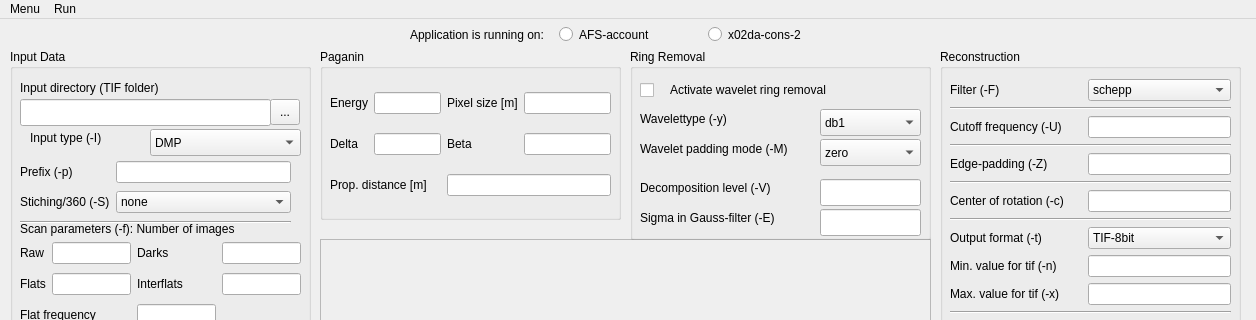
Old version of the form ui_files/main.ui in the repository gnudo/grecoman; both pictures show x 0 to 1256 and y 0 to 320 of the 1256 by 945 pixel window.
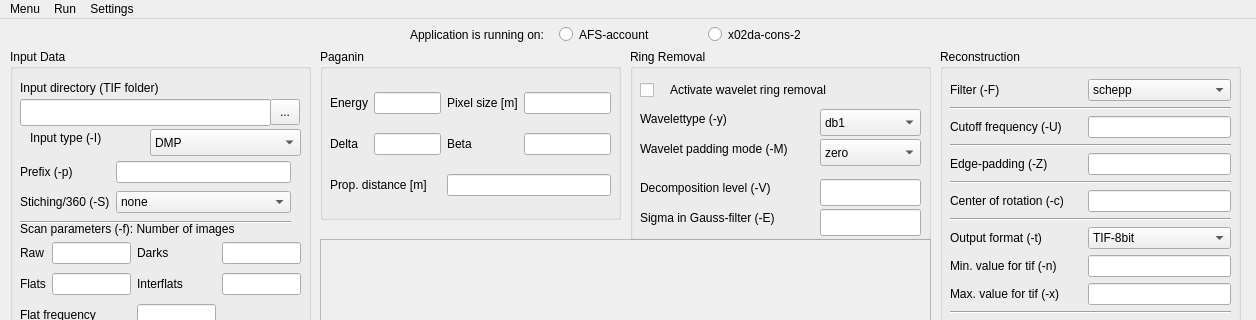
New version of the form.

What changed in the file:
```diff
--- a/ui_files/main.ui
+++ b/ui_files/main.ui
@@ -1631,8 +1631,15 @@
     <addaction name="separator"/>
     <addaction name="menuRing_removal"/>
    </widget>
+   <widget class="QMenu" name="menuSettings">
+    <property name="title">
+     <string>Settings</string>
+    </property>
+    <addaction name="menuChangeMerlinMountPoint"/>
+   </widget>
    <addaction name="menuMenu"/>
    <addaction name="menuRun"/>
+   <addaction name="menuSettings"/>
   </widget>
   <widget class="QStatusBar" name="statusbar"/>
   <action name="menuloadsettings">
```
Left out of the diff: 13 changed lines with no effect on the pictures.
